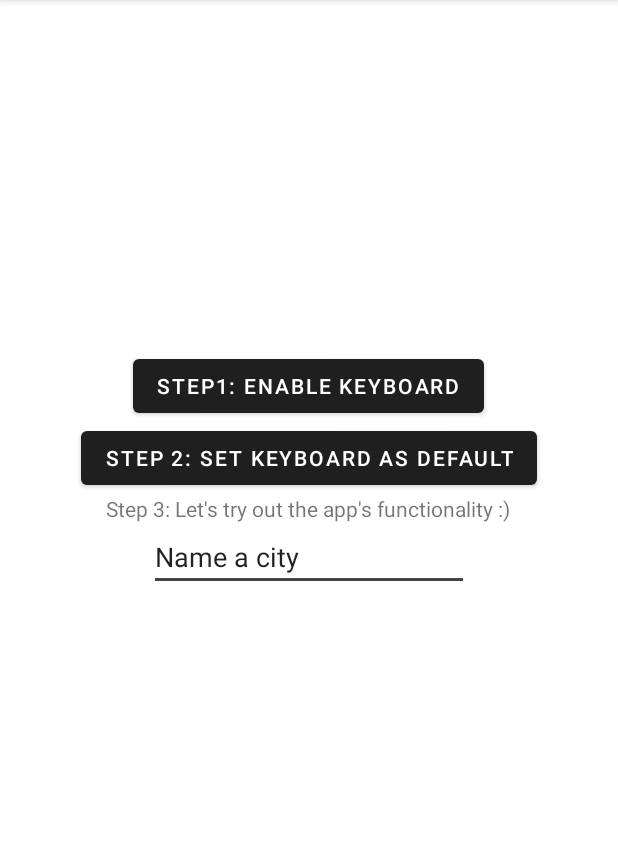
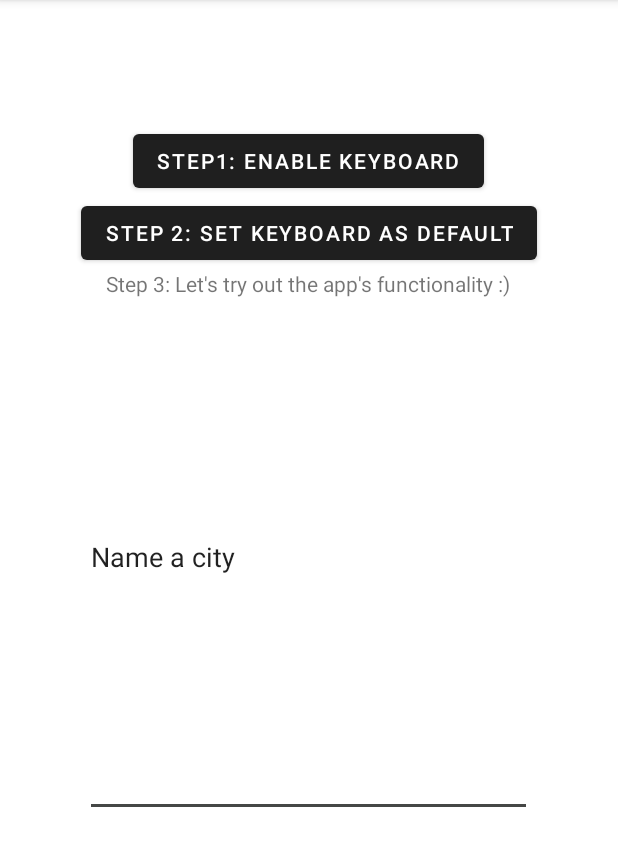
Before and after one commit to nbobic1/typi_linkedin, an Android app: the screen it shows after launch (MainActivity), on a phone screen of 412 x 824 dp, the part 84-950 px from its top. Run offline under Robolectric (Android 15) with nearby library versions, the phone set to English and light mode, and no system bars.

Commit message:
¸doradjen main acitivity text area i emoji velicina

```diff
--- a/app/src/main/java/com/example/typi_linkedin/TypiInputMethodService.kt
+++ b/app/src/main/java/com/example/typi_linkedin/TypiInputMethodService.kt
@@ -14,6 +14,7 @@ import android.view.ViewConfiguration
 import android.view.inputmethod.EditorInfo
 import android.view.inputmethod.InputMethodManager
 import android.widget.LinearLayout
+import android.widget.ScrollView
 import androidx.core.content.ContextCompat
 import kotlinx.coroutines.GlobalScope
 import kotlinx.coroutines.launch
@@ -41,6 +42,8 @@ class TypiInputMethodService : InputMethodService(), OnKeyboardActionListener
         keyboardViewOptions.keyboard = keyboard
         keyboardViewOptions.setOnKeyboardActionListener(this)
 
+        var scroll=keyboardRoot.findViewById<ScrollView>(R.id.topHScrollView)
+        scroll.visibility=View.GONE
         var linearLayoutEmoji=keyboardRoot.findViewById<LinearLayout>(R.id.emoji)
         linearLayoutEmoji.visibility=View.GONE
         var linearLayoutEmojiCategory=keyboardRoot.findViewById<LinearLayout>(R.id.emoij_categoires)
--- a/app/src/main/res/layout/activity_main.xml
+++ b/app/src/main/res/layout/activity_main.xml
@@ -37,8 +37,8 @@ app:layout_constraintTop_toBottomOf="@+id/button2" />
 
     <EditText
         android:id="@+id/input"
-android:layout_width="wrap_content"
-android:layout_height="wrap_content"
+        android:layout_width="298dp"
+        android:layout_height="346dp"
         android:layout_marginBottom="140dp"
         android:ems="10"
         android:inputType="textPersonName"
```
Also changed, not shown: app/src/main/java/com/example/typi_linkedin/ViewMaker.kt (+8 -2 lines), app/src/main/res/layout/root_keyboard_view.xml (+11 -10 lines). Lines whose indentation alone changed are shown as unchanged.
